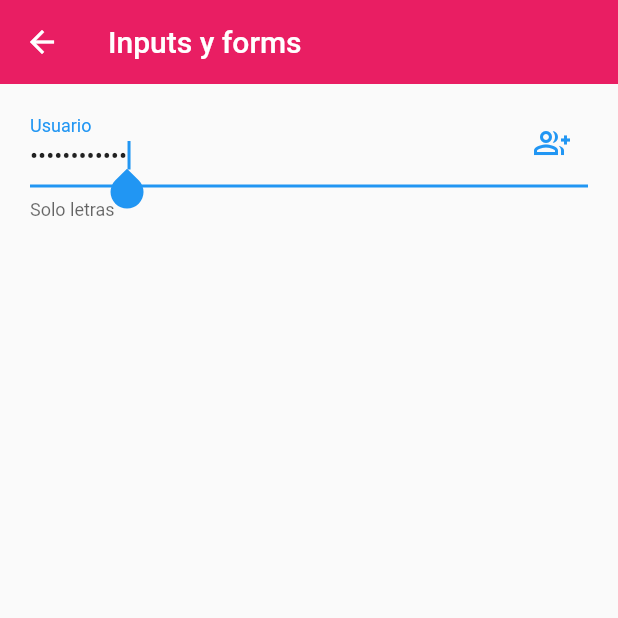
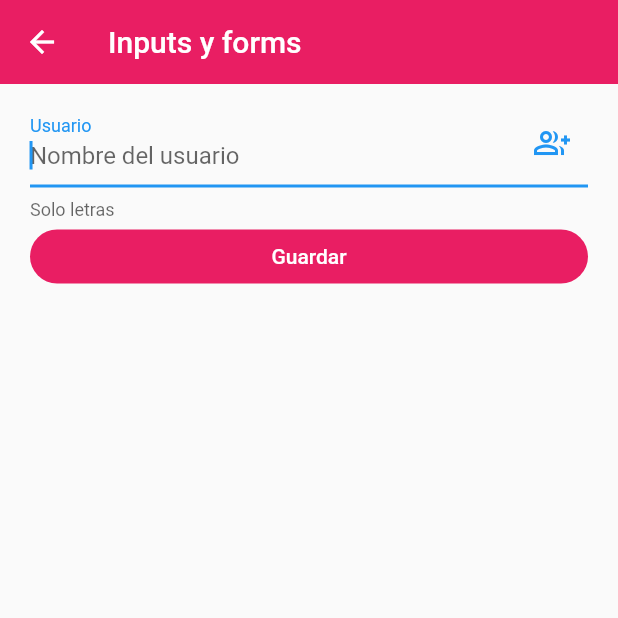
Before and after one commit to bzapata95/fl-widgets, a Flutter app: the InputsScreen screen opened by its route, on a phone screen of 412 x 824 dp, the top half of it. Run offline on Flutter 3.47's test engine with Material 2 defaults, Android fonts, the phone set to English and light mode, and no system bars.

```diff
--- a/lib/screens/inputs_screen.dart
+++ b/lib/screens/inputs_screen.dart
@@ -5,15 +5,19 @@ class InputsScreen extends StatelessWidget {
 
   @override
   Widget build(BuildContext context) {
+    final GlobalKey<FormState> myFormKey = GlobalKey<FormState>();
+
     return Scaffold(
       appBar: AppBar(title: Text('Inputs y forms')),
       body: SingleChildScrollView(
           child: Padding(
         padding: const EdgeInsets.symmetric(horizontal: 20, vertical: 10),
+        child: Form(
+          key: myFormKey,
           child: Column(children: [
             TextFormField(
                 autofocus: true,
-              initialValue: 'Bryan Zapata',
+                initialValue: '',
                 autocorrect: false,
                 textCapitalization: TextCapitalization.words,
                 keyboardType: TextInputType.emailAddress,
@@ -28,8 +32,25 @@ class InputsScreen extends StatelessWidget {
                     hintText: 'Nombre del usuario',
                     labelText: 'Usuario',
                     helperText: 'Solo letras',
-                  suffixIcon: Icon(Icons.group_add_outlined)))
+                    suffixIcon: Icon(Icons.group_add_outlined))),
+            ElevatedButton(
+                child: const SizedBox(
+                  width: double.infinity,
+                  child: Center(child: const Text('Guardar')),
+                ),
+                onPressed: () {
+                  //Ocultar el keyboard
+                  FocusScope.of(context).requestFocus(FocusNode());
+
+                  if (!myFormKey.currentState!.validate()) {
+                    print('Formulario no valido');
+                    return;
+                  }
+
+                  print('form values:');
+                })
           ]),
+        ),
       )),
     );
   }
```
Lines whose indentation alone changed are shown as unchanged.
